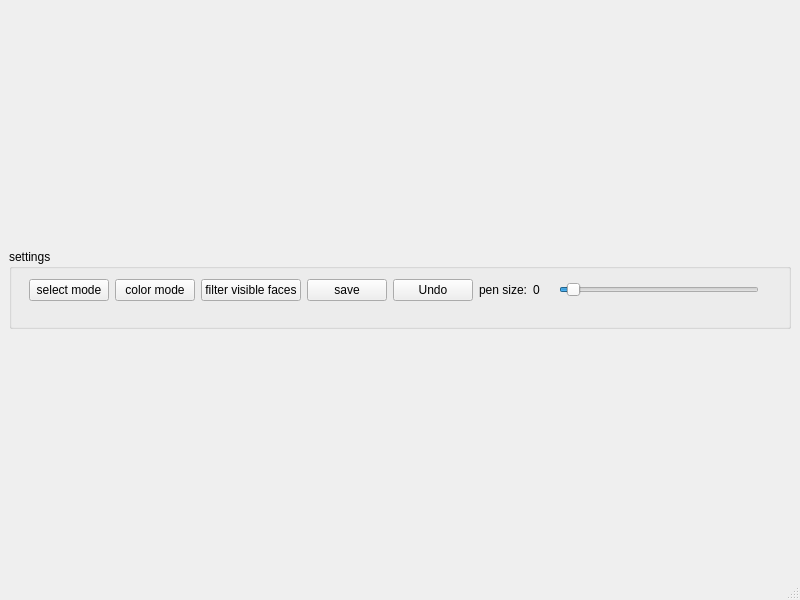
Old version of the form visualisation/meshViewerEdit.ui in the repository DGtal-team/DGtalTools-contrib.
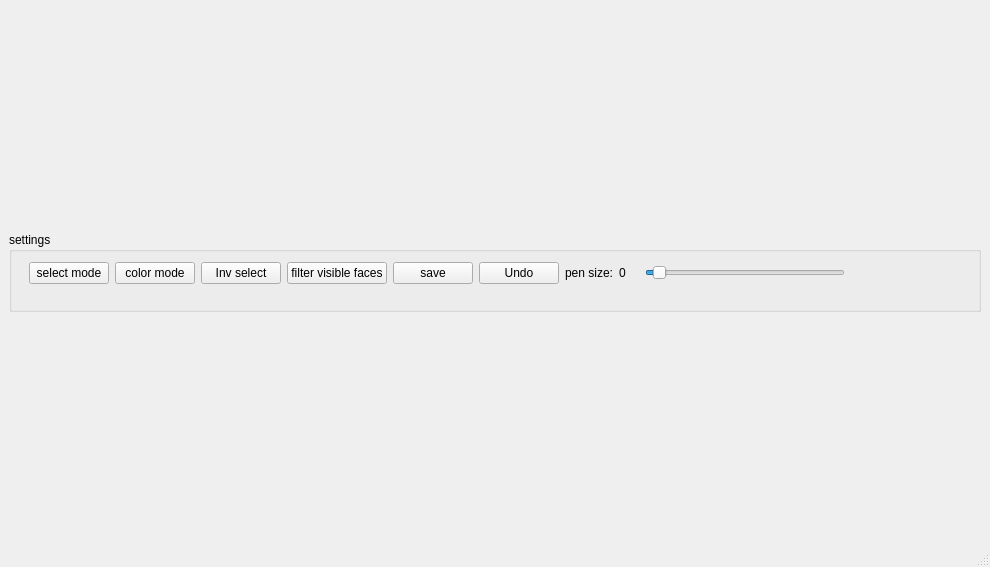
New version of the form.

Commit message: add button to inverse selection

The edit to the form file:
```diff
--- a/visualisation/meshViewerEdit.ui
+++ b/visualisation/meshViewerEdit.ui
@@ -6,8 +6,8 @@
    <rect>
     <x>0</x>
     <y>0</y>
-    <width>800</width>
-    <height>600</height>
+    <width>990</width>
+    <height>567</height>
    </rect>
   </property>
   <property name="sizePolicy">
@@ -64,7 +64,7 @@
         <rect>
          <x>20</x>
          <y>30</y>
-         <width>864</width>
+         <width>945</width>
          <height>41</height>
         </rect>
        </property>
@@ -98,6 +98,13 @@
           </property>
          </widget>
         </item>
+        <item>
+         <widget class="QPushButton" name="invButton">
+          <property name="text">
+           <string>Inv select</string>
+          </property>
+         </widget>
+        </item>
         <item>
          <widget class="QPushButton" name="filterButton">
           <property name="text">
```
Left out of the diff: 2 changed lines with no effect on the pictures. The commit also changes 4 other files.
